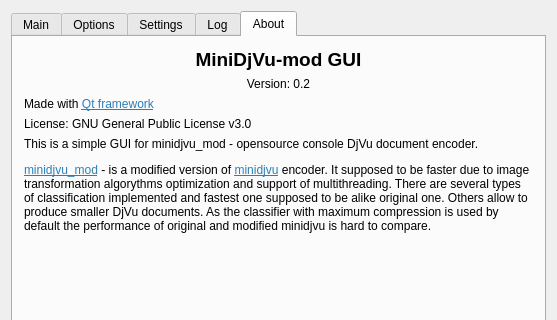
Qt form mainwindow.ui (trufanov-nok/minidjvu-mod-gui) before a commit; both pictures show x 0 to 557 and y 0 to 320 of the 557 by 523 pixel window.
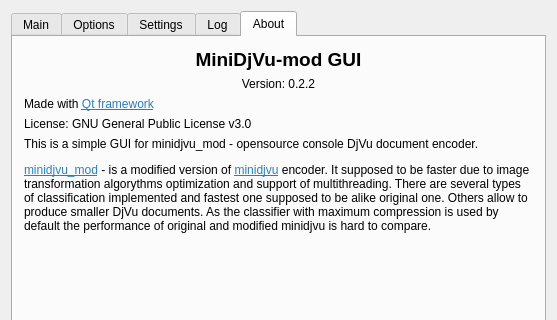
The same form after that commit. The open tabs and pages were chosen to show the change.

Diff of the .ui file:
```diff
--- a/mainwindow.ui
+++ b/mainwindow.ui
@@ -768,7 +768,7 @@
         <item>
          <widget class="QLabel" name="label_3">
           <property name="text">
-           <string>Version: 0.2</string>
+           <string>Version: 0.2.2</string>
           </property>
           <property name="alignment">
            <set>Qt::AlignCenter</set>
```
Left out of the diff: 2 changed lines with no effect on the pictures.
